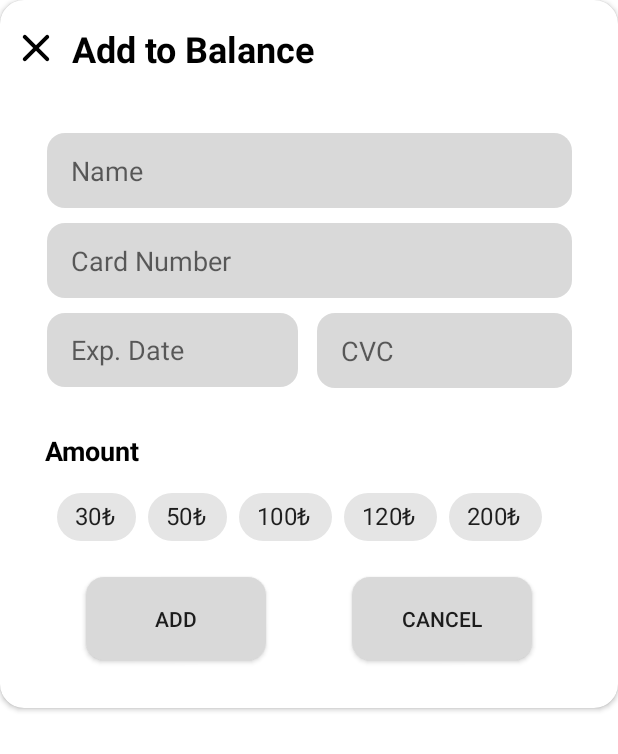
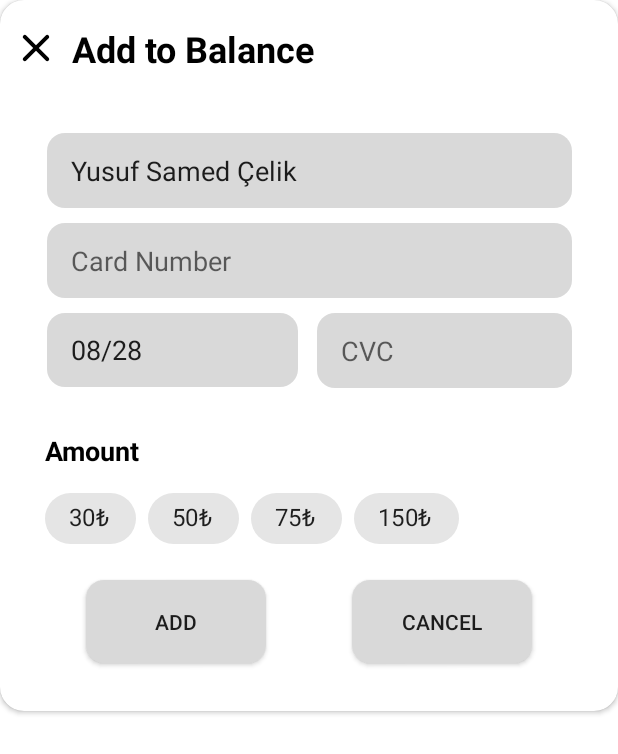
Before and after one commit to yuciferr/AkdenizYemekhaneApp, an Android app: the layout dialog_add_balance.xml on its own in the app's theme, with its tools: preview values and no code run, on a phone screen of 412 x 824 dp. Shown: the top 754 px of the screen. Run offline under Robolectric (Android 15) with nearby library versions, the phone set to English and light mode, and no system bars.

Commit message:
all done

```diff
--- a/app/src/main/java/com/example/akdenizyemekhaneapp/ui/detail/DetailFragment.kt
+++ b/app/src/main/java/com/example/akdenizyemekhaneapp/ui/detail/DetailFragment.kt
@@ -1,6 +1,7 @@
 package com.example.akdenizyemekhaneapp.ui.detail
 
 import android.os.Bundle
+import android.os.Handler
 import androidx.fragment.app.Fragment
 import android.view.LayoutInflater
 import android.view.View
@@ -82,5 +83,10 @@ class DetailFragment : Fragment() {
             RateDialog().show(parentFragmentManager, "RateDialog")
         }
 
+        Handler().postDelayed({
+            binding.detailRecyclerView.visibility = View.VISIBLE
+            binding.pbDetail.visibility = View.GONE
+        }, 400)
+
     }
 }
--- a/app/src/main/java/com/example/akdenizyemekhaneapp/ui/feed/FeedFragment.kt
+++ b/app/src/main/java/com/example/akdenizyemekhaneapp/ui/feed/FeedFragment.kt
@@ -29,7 +29,7 @@ class FeedFragment : Fragment() {
 
         binding.feedRecyclerView.setHasFixedSize(true)
         feedList = listOf(
-            Feed("Yusuf Samed Çelik", "Akdeniz Üniversitesi yemekhane yemekleri çok güzel", "5.0"),
+            Feed("Yusuf Samed Çelik", "Bu gün yemek çok güzeldi", "5.0"),
             Feed("Ulaş Gergerli", "Lorem ipsum dolor sit amet, consectetur adipiscing elit, sed do eiusmod tempor incididunt ut labore et dolore magna aliqua. Ut enim ad minim veniam, quis nostrud exercitation ullamco laboris nisi ut aliquip ex ea commodo consequat. Duis aute irure dolor in reprehenderit in voluptate velit esse cillum dolore eu fugiat nulla pariatur. Excepteur sint occaecat cupidatat non proident", "4.0"),
             Feed("Emre Yaşar", "Akdeniz Üniversitesi yemekhane yemekleri çok güzel Lorem ipsum dolor sit amet, consectetur adipiscing elit, sed do eiusmod tempor incididunt ut labore et ", "4.5")
         )
--- a/app/src/main/java/com/example/akdenizyemekhaneapp/ui/home/HomeFragment.kt
+++ b/app/src/main/java/com/example/akdenizyemekhaneapp/ui/home/HomeFragment.kt
@@ -2,6 +2,7 @@ package com.example.akdenizyemekhaneapp.ui.home
 
 
 import android.os.Bundle
+import android.os.Handler
 import android.view.LayoutInflater
 import android.view.View
 import android.view.ViewGroup
--- a/app/src/main/java/com/example/akdenizyemekhaneapp/ui/login/LoginFragment.kt
+++ b/app/src/main/java/com/example/akdenizyemekhaneapp/ui/login/LoginFragment.kt
@@ -34,6 +34,7 @@ class LoginFragment : Fragment() {
                 binding.password.error = "Enter your password"
             }
             else{
+                Toast.makeText(context, "Welcome Yusuf Samed Çelik", Toast.LENGTH_LONG).show()
                 navigateToHome()
             }
         }
--- a/app/src/main/res/layout/dialog_add_balance.xml
+++ b/app/src/main/res/layout/dialog_add_balance.xml
@@ -35,6 +35,7 @@
             android:inputType="textPersonName"
             android:paddingStart="16dp"
             android:paddingEnd="16dp"
+            android:text="Yusuf Samed Çelik"
             app:layout_constraintEnd_toEndOf="parent"
             app:layout_constraintHorizontal_bias="0.5"
             app:layout_constraintStart_toStartOf="parent"
@@ -48,7 +49,7 @@
             android:background="@drawable/default_btn"
             android:ems="10"
             android:hint="CVC"
-            android:inputType="textPersonName"
+            android:inputType="number"
             android:paddingStart="16dp"
             android:paddingEnd="16dp"
             app:layout_constraintEnd_toEndOf="@+id/cardNumber"
@@ -62,9 +63,10 @@
             android:background="@drawable/default_btn"
             android:ems="10"
             android:hint="Exp. Date"
-            android:inputType="textPersonName"
+            android:inputType="number|textPersonName"
             android:paddingStart="16dp"
             android:paddingEnd="16dp"
+            android:text="08/28"
             app:layout_constraintStart_toStartOf="@+id/cardNumber"
             app:layout_constraintTop_toBottomOf="@+id/cardNumber" />
 
@@ -76,7 +78,7 @@
             android:background="@drawable/default_btn"
             android:ems="10"
             android:hint="Card Number"
-            android:inputType="textPersonName"
+            android:inputType="number"
             android:paddingStart="16dp"
             android:paddingEnd="16dp"
             app:layout_constraintEnd_toEndOf="parent"
@@ -137,62 +139,58 @@
             android:id="@+id/chipGroup2"
             android:layout_width="0dp"
             android:layout_height="wrap_content"
-            android:layout_marginStart="8dp"
             android:layout_marginTop="8dp"
-            android:layout_marginEnd="8dp"
             app:layout_constraintEnd_toEndOf="@+id/cvc"
             app:layout_constraintStart_toStartOf="@+id/textView2"
-            app:layout_constraintTop_toBottomOf="@+id/textView2">
+            app:layout_constraintTop_toBottomOf="@+id/textView2"
+            app:singleLine="true"
+            app:singleSelection="true">
 
             <com.google.android.material.chip.Chip
                 android:id="@+id/chip"
+                style="@style/Widget.MaterialComponents.Chip.Filter"
                 android:layout_width="wrap_content"
-                android:layout_height="wrap_content"
+                android:layout_height="50dp"
                 android:text="30₺"
                 android:textSize="16sp"
                 android:textStyle="bold"
-                app:textEndPadding="8dp"
-                app:textStartPadding="8dp" />
+                app:textEndPadding="12dp"
+                app:textStartPadding="12dp" />
 
             <com.google.android.material.chip.Chip
                 android:id="@+id/chip2"
+                style="@style/Widget.MaterialComponents.Chip.Filter"
                 android:layout_width="wrap_content"
-                android:layout_height="wrap_content"
+                android:layout_height="50dp"
                 android:text="50₺"
                 android:textSize="16sp"
                 android:textStyle="bold"
-                app:textEndPadding="8dp"
-                app:textStartPadding="8dp" />
+                app:textEndPadding="12dp"
+                app:textStartPadding="12dp" />
 
             <com.google.android.material.chip.Chip
                 android:id="@+id/chip3"
+                style="@style/Widget.MaterialComponents.Chip.Filter"
                 android:layout_width="wrap_content"
-                android:layout_height="wrap_content"
-                android:text="100₺"
+                android:layout_height="50dp"
+                android:text="75₺"
                 android:textSize="16sp"
                 android:textStyle="bold"
-                app:textEndPadding="8dp"
-                app:textStartPadding="8dp" />
+                app:textEndPadding="12dp"
+                app:textStartPadding="12dp" />
 
             <com.google.android.material.chip.Chip
                 android:id="@+id/chip4"
+                style="@style/Widget.MaterialComponents.Chip.Filter"
                 android:layout_width="wrap_content"
-                android:layout_height="wrap_content"
-                android:text="120₺"
+                android:layout_height="50dp"
+                android:includeFontPadding="false"
+                android:padding="8dp"
+                android:text="150₺"
                 android:textSize="16sp"
                 android:textStyle="bold"
-                app:textEndPadding="8dp"
-                app:textStartPadding="8dp" />
-
-            <com.google.android.material.chip.Chip
-                android:id="@+id/chip5"
-                android:layout_width="wrap_content"
-                android:layout_height="wrap_content"
-                android:text="200₺"
-                android:textSize="16sp"
-                android:textStyle="bold"
-                app:textEndPadding="8dp"
-                app:textStartPadding="8dp" />
+                app:textEndPadding="12dp"
+                app:textStartPadding="12dp" />
 
         </com.google.android.material.chip.ChipGroup>
 
--- a/app/src/main/res/layout/fragment_home.xml
+++ b/app/src/main/res/layout/fragment_home.xml
@@ -12,6 +12,7 @@
         android:layout_width="0dp"
         android:layout_height="0dp"
         android:layout_marginTop="24dp"
+        android:visibility="visible"
         app:layout_constraintBottom_toBottomOf="parent"
         app:layout_constraintEnd_toEndOf="parent"
         app:layout_constraintStart_toStartOf="parent"
@@ -48,10 +49,11 @@
         android:layout_height="wrap_content"
         android:layout_marginStart="16dp"
         android:layout_marginTop="24dp"
-        android:text="Welcome Yusuf"
+        android:text="Welcome Yusuf Samed"
         android:textColor="@color/black"
         android:textSize="24sp"
         android:textStyle="bold"
         app:layout_constraintStart_toStartOf="parent"
         app:layout_constraintTop_toTopOf="parent" />
+
 </androidx.constraintlayout.widget.ConstraintLayout>
--- a/app/src/main/res/layout/fragment_login.xml
+++ b/app/src/main/res/layout/fragment_login.xml
@@ -42,7 +42,7 @@
         android:ems="10"
         android:fontFamily="sans-serif"
         android:hint="Student ID"
-        android:inputType="textPersonName"
+        android:inputType="number"
         android:paddingStart="16dp"
         android:paddingEnd="16dp"
         android:textAlignment="center"
@@ -62,7 +62,7 @@
         android:background="@drawable/default_btn"
         android:ems="10"
         android:hint="Password"
-        android:inputType="textPassword"
+        android:inputType="numberPassword"
         android:paddingStart="16dp"
         android:paddingEnd="16dp"
         android:textAlignment="center"
--- a/app/src/main/res/layout/fragment_map.xml
+++ b/app/src/main/res/layout/fragment_map.xml
@@ -23,7 +23,7 @@
         android:id="@+id/toggleView"
         android:layout_width="wrap_content"
         android:layout_height="wrap_content"
-        android:layout_marginTop="24dp"
+        android:layout_marginTop="16dp"
         android:minHeight="48dp"
         android:text="Map View"
         android:textSize="24sp"
--- a/app/src/main/res/layout/rv_map_item.xml
+++ b/app/src/main/res/layout/rv_map_item.xml
@@ -76,7 +76,8 @@
                 android:background="#00AA7676"
                 android:minHeight="40dp"
                 android:progress="75"
-                android:progressTint="@color/red"
+                android:progressBackgroundTint="#496073"
+                android:progressTint="#183650"
                 android:scrollbarSize="20dp"
                 android:secondaryProgressTint="#FFFFFF" />
         </androidx.cardview.widget.CardView>
```
Also changed, not shown: app/src/main/java/com/example/akdenizyemekhaneapp/ui/home/AddBalanceDialog.kt (+13 -2 lines), app/src/main/res/layout/fragment_detail.xml (+11 -0 lines).
